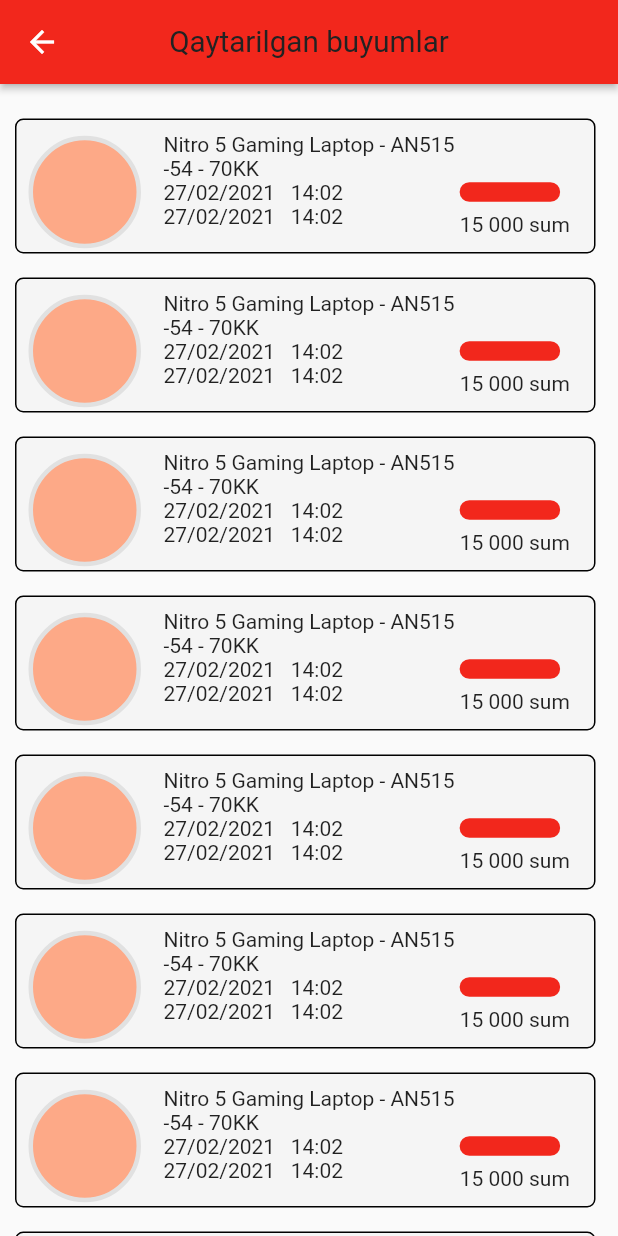
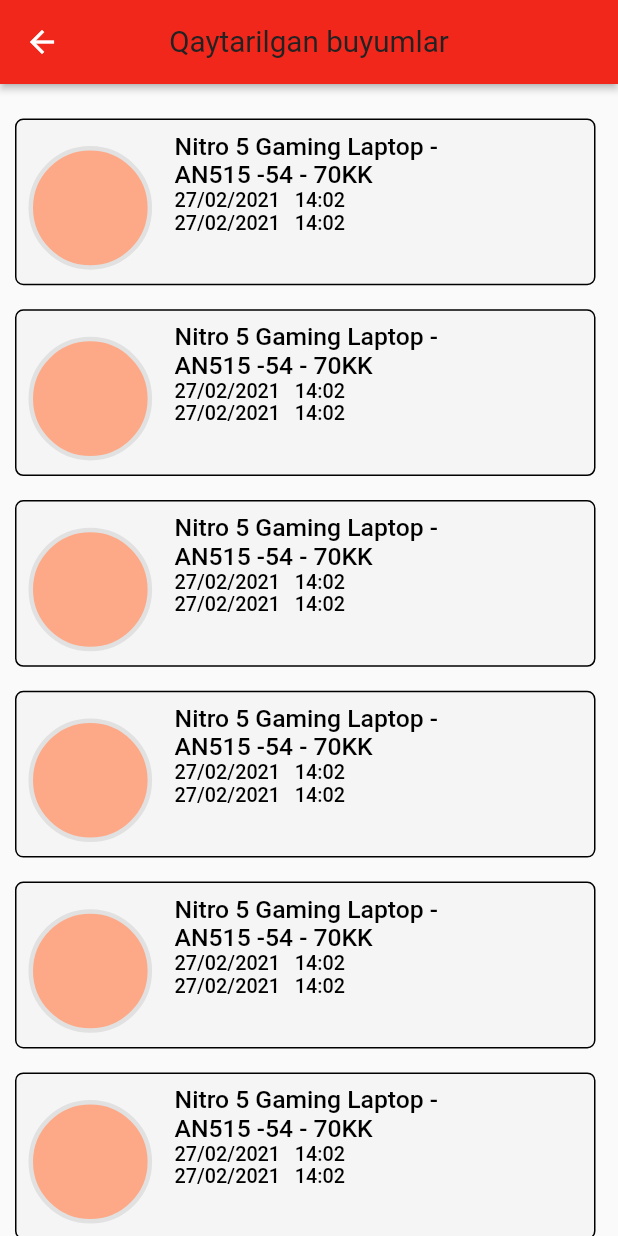
Before and after one commit to ShokhrukhDeveloper/delivery_user, a Flutter app: the ReturnedItemsScreen screen opened by its route, on a phone screen of 412 x 824 dp. Run offline on Flutter 3.47's test engine with Material 2 defaults, Android fonts, the phone set to English and light mode, and no system bars; drawn by our look-alikes of zoom_tap_animation; our stand-ins replace flutter_screenutil, flutter_svg; missing offline and left inert: dart:ffi; Roboto replaces fonts that are missing (Poppins).

Commit message:
smth changed

```diff
--- a/lib/views/returned_orders/returned_orders_screen.dart
+++ b/lib/views/returned_orders/returned_orders_screen.dart
@@ -2,6 +2,7 @@
 import 'package:delivery_user/views/widgets/global_appbar.dart';
 import 'package:delivery_user/views/widgets/retturned_item.dart';
 import 'package:flutter/material.dart';
+import 'package:flutter_screenutil/flutter_screenutil.dart';
 
 class ReturnedItemsScreen extends StatelessWidget {
   const ReturnedItemsScreen({super.key});
@@ -9,13 +10,13 @@
   @override
   Widget build(BuildContext context) {
     return Scaffold(
-      appBar: GloabalAppBar(
+      appBar: const GloabalAppBar(
         title: "Qaytarilgan buyumlar",
         appbarColor: AppColors.c_F2271C,
       ),
       body: ListView(
         physics: const BouncingScrollPhysics(),
-        padding: EdgeInsets.only(
+        padding: const EdgeInsets.only(
           left: 10,
           right: 15,
           top: 15,
@@ -27,7 +28,16 @@
               showModalBottomSheet(
                 context: context,
                 builder: (context) {
-                  return Column();
+                  return Container(
+                    clipBehavior: Clip.none,
+                    decoration: BoxDecoration(
+                      borderRadius: BorderRadius.only(
+                        topLeft: Radius.circular(12.r),
+                        topRight: Radius.circular(12.r),
+                      ),
+                      border: Border.all(color: Colors.black),
+                    ),
+                  );
                 },
               );
             },
--- a/lib/views/widgets/retturned_item.dart
+++ b/lib/views/widgets/retturned_item.dart
@@ -1,4 +1,5 @@
 import 'package:delivery_user/utils/colors.dart';
+import 'package:delivery_user/utils/style.dart';
 import 'package:flutter/material.dart';
 import 'package:flutter_screenutil/flutter_screenutil.dart';
 import 'package:zoom_tap_animation/zoom_tap_animation.dart';
@@ -9,13 +10,16 @@
   @override
   Widget build(BuildContext context) {
     return Padding(
-      padding: EdgeInsets.symmetric(vertical: 8),
+      padding: const EdgeInsets.symmetric(vertical: 8),
       child: ZoomTapAnimation(
         onTap: onTap,
         child: Container(
-          padding: EdgeInsets.only(left: 8, top: 8),
-          width: 350,
-          height: 90,
+          padding: const EdgeInsets.only(
+            left: 8,
+            top: 8,
+          ),
+          width: 350.w,
+          height: 90.h,
           decoration: BoxDecoration(
             color: AppColors.c_F5F5F5,
             borderRadius: BorderRadius.circular(5.r),
@@ -24,8 +28,8 @@
           child: Row(
             children: [
               Container(
-                width: 75,
-                height: 75,
+                width: 75.w,
+                height: 75.h,
                 decoration: BoxDecoration(
                   color: AppColors.c_FDA987,
                   shape: BoxShape.circle,
@@ -35,33 +39,59 @@
                   ),
                 ),
               ),
-              SizedBox(
+              const SizedBox(
                 width: 15,
               ),
               Column(
                 crossAxisAlignment: CrossAxisAlignment.start,
                 children: [
-                  Text("Nitro 5 Gaming Laptop - AN515 \n-54 - 70KK"),
-                  Text("27/02/2021   14:02 "),
-                  Text("27/02/2021   14:02 "),
+                  Text(
+                    "Nitro 5 Gaming Laptop - \nAN515 -54 - 70KK",
+                    style: MyTextStyle.poppinsMedium.copyWith(
+                      fontSize: 15.sp,
+                      color: const Color(0xFF000000),
+                    ),
+                  ),
+                  Text(
+                    "27/02/2021   14:02 ",
+                    style: MyTextStyle.poppinsMedium.copyWith(
+                      fontSize: 12.sp,
+                      color: const Color(0xFF000000),
+                    ),
+                  ),
+                  Text(
+                    "27/02/2021   14:02 ",
+                    style: MyTextStyle.poppinsMedium.copyWith(
+                      fontSize: 12.sp,
+                      color: const Color(0xFF000000),
+                    ),
+                  ),
                 ],
               ),
-              Stack(
-                clipBehavior: Clip.none,
-                children: [
-                  Container(
-                    width: 67,
-                    height: 13,
-                    decoration: BoxDecoration(
-                        color: AppColors.c_F2271C,
-                        borderRadius: BorderRadius.circular(18)),
-                  ),
-                  Positioned(
-                    top: 20,
-                    child: Text("15 000 sum"),
-                  ),
-                ],
-              )
+              // Padding(
+              //   padding: EdgeInsets.only(right: 95),
+              //   child: Column(
+              //     mainAxisAlignment: MainAxisAlignment.end,
+              //     children: [
+              //        Container(
+              //             width: 67,
+              //             height: 13.h,
+              //             decoration: BoxDecoration(
+              //               color: AppColors.c_F2271C,
+              //               borderRadius: BorderRadius.circular(18.r),
+              //             ),
+              //           ),
+              //           Text(
+              //             "15 000 sum",
+              //             style: MyTextStyle.poppinsRegular.copyWith(
+              //               fontSize: 15.sp,
+              //               color: const Color(0xFF000000),
+              //             ),
+              //           ),
+
+              //     ],
+              //   ),
+              // ),
             ],
           ),
         ),
```
